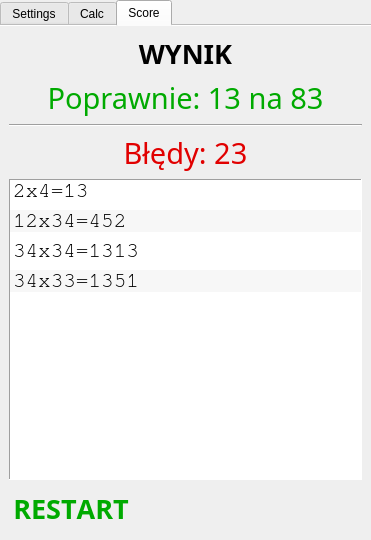
Old version of the form main_ui.ui in the repository ravender83/python_kalkulator.
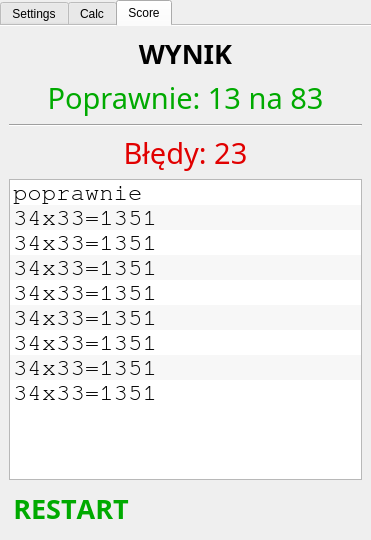
New version of the form. The open tabs and pages were chosen to show the change.

Commit message: Poprawka w liscie

```diff
--- a/main_ui.ui
+++ b/main_ui.ui
@@ -1056,37 +1056,45 @@
          </widget>
         </item>
         <item>
-         <layout class="QHBoxLayout" name="horizontalLayout_3">
-          <item>
            <widget class="QListWidget" name="listZle">
+          <property name="sizePolicy">
+           <sizepolicy hsizetype="Expanding" vsizetype="Expanding">
+            <horstretch>0</horstretch>
+            <verstretch>0</verstretch>
+           </sizepolicy>
+          </property>
+          <property name="minimumSize">
+           <size>
+            <width>0</width>
+            <height>0</height>
+           </size>
+          </property>
+          <property name="sizeIncrement">
+           <size>
+            <width>0</width>
+            <height>0</height>
+           </size>
+          </property>
+          <property name="baseSize">
+           <size>
+            <width>0</width>
+            <height>0</height>
+           </size>
+          </property>
             <property name="font">
              <font>
               <family>FreeMono</family>
-              <pointsize>16</pointsize>
-              <weight>50</weight>
-              <bold>false</bold>
-             </font>
-            </property>
-            <property name="autoFillBackground">
-             <bool>false</bool>
-            </property>
-            <property name="styleSheet">
-             <string notr="true">color: rgb(0, 0, 0);</string>
-            </property>
-            <property name="frameShape">
-             <enum>QFrame::Panel</enum>
-            </property>
-            <property name="frameShadow">
-             <enum>QFrame::Sunken</enum>
-            </property>
+            <pointsize>18</pointsize>
+           </font>
+          </property>
             <property name="lineWidth">
              <number>1</number>
             </property>
             <property name="midLineWidth">
              <number>0</number>
             </property>
-            <property name="verticalScrollBarPolicy">
-             <enum>Qt::ScrollBarAsNeeded</enum>
+          <property name="autoScrollMargin">
+           <number>20</number>
             </property>
             <property name="editTriggers">
              <set>QAbstractItemView::NoEditTriggers</set>
@@ -1097,43 +1105,53 @@
             <property name="selectionMode">
              <enum>QAbstractItemView::NoSelection</enum>
             </property>
-            <property name="selectionBehavior">
-             <enum>QAbstractItemView::SelectRows</enum>
+          <property name="iconSize">
+           <size>
+            <width>0</width>
+            <height>0</height>
+           </size>
             </property>
             <property name="textElideMode">
              <enum>Qt::ElideNone</enum>
             </property>
-            <property name="isWrapping" stdset="0">
-             <bool>false</bool>
-            </property>
-            <property name="layoutMode">
-             <enum>QListView::SinglePass</enum>
-            </property>
-            <property name="gridSize">
-             <size>
-              <width>0</width>
-              <height>30</height>
-             </size>
-            </property>
-            <property name="uniformItemSizes">
-             <bool>false</bool>
-            </property>
-            <property name="selectionRectVisible">
-             <bool>false</bool>
-            </property>
+          <item>
+           <property name="text">
+            <string>poprawnie</string>
+           </property>
+          </item>
+          <item>
+           <property name="text">
+            <string>34x33=1351</string>
+           </property>
+          </item>
+          <item>
+           <property name="text">
+            <string>34x33=1351</string>
+           </property>
+          </item>
+          <item>
+           <property name="text">
+            <string>34x33=1351</string>
+           </property>
+          </item>
+          <item>
+           <property name="text">
+            <string>34x33=1351</string>
+           </property>
+          </item>
             <item>
              <property name="text">
-              <string>2x4=13</string>
+            <string>34x33=1351</string>
              </property>
             </item>
             <item>
              <property name="text">
-              <string>12x34=452</string>
+            <string>34x33=1351</string>
              </property>
             </item>
             <item>
              <property name="text">
-              <string>34x34=1313</string>
+            <string>34x33=1351</string>
              </property>
             </item>
             <item>
@@ -1142,8 +1160,6 @@
              </property>
             </item>
            </widget>
-          </item>
-         </layout>
         </item>
         <item>
          <widget class="QPushButton" name="btn_restart">
```
Left out of the diff: 8 changed lines with no effect on the pictures. Lines whose indentation alone changed are shown as unchanged. The commit also changes 1 other file.
